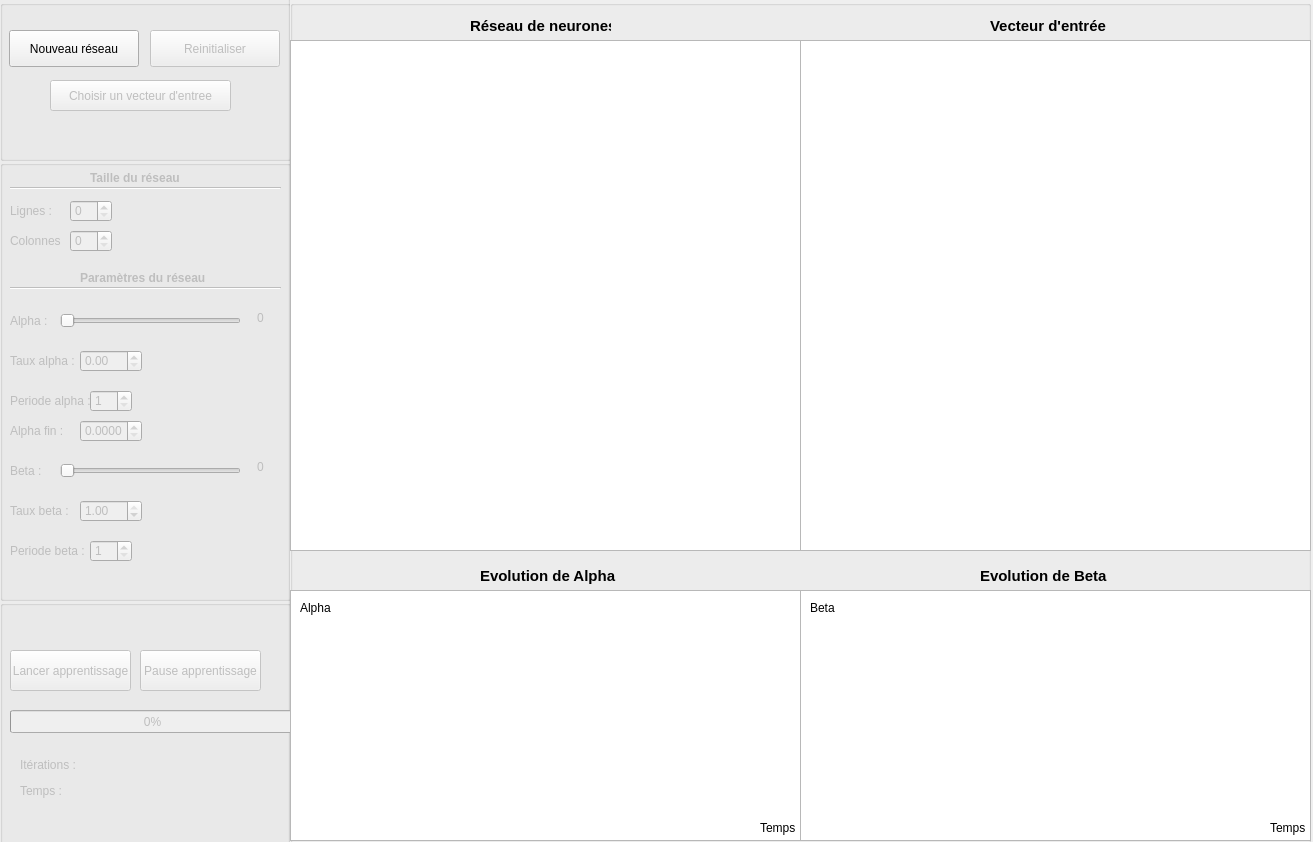
The window that Projet/PTUT/PTUT.ui (Asord/ProjetSOM) describes before a commit, drawn with Qt 5.
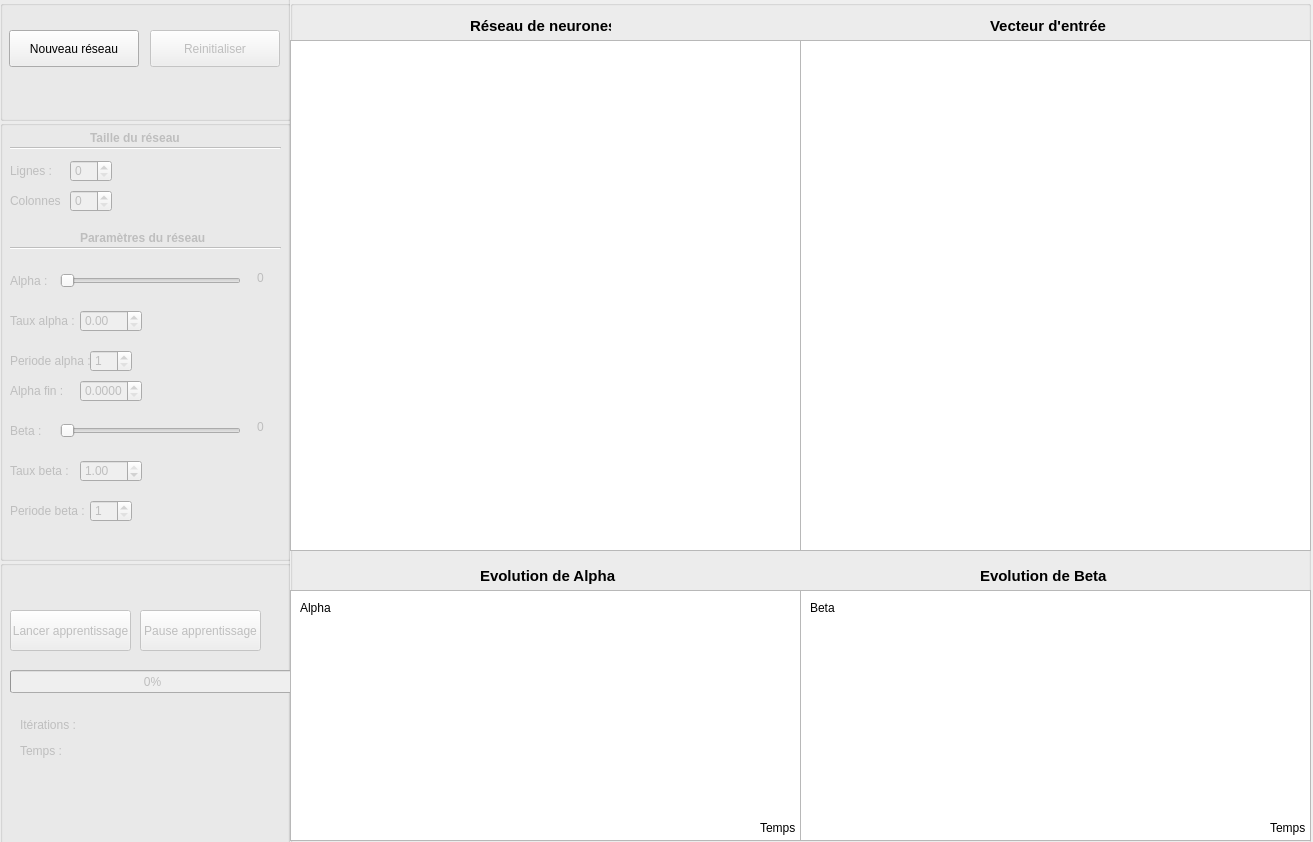
The same window after the commit.

Commit message: Amélioration interface: Retrait du bouton de chargement de dossiers, réorganisation, signal de nouveau réseau sur PTUT::openFile()

```diff
--- a/Projet/PTUT/PTUT.ui
+++ b/Projet/PTUT/PTUT.ui
@@ -29,7 +29,7 @@
     <property name="geometry">
      <rect>
       <x>10</x>
-      <y>180</y>
+      <y>140</y>
       <width>291</width>
       <height>441</height>
      </rect>
@@ -524,9 +524,9 @@
     <property name="geometry">
      <rect>
       <x>10</x>
-      <y>620</y>
+      <y>580</y>
       <width>291</width>
-      <height>251</height>
+      <height>291</height>
      </rect>
     </property>
     <property name="title">
@@ -622,31 +622,12 @@
       <x>10</x>
       <y>20</y>
       <width>291</width>
-      <height>161</height>
+      <height>121</height>
      </rect>
     </property>
     <property name="title">
      <string/>
     </property>
-    <widget class="QPushButton" name="OpenFile">
-     <property name="enabled">
-      <bool>false</bool>
-     </property>
-     <property name="geometry">
-      <rect>
-       <x>50</x>
-       <y>80</y>
-       <width>181</width>
-       <height>31</height>
-      </rect>
-     </property>
-     <property name="styleSheet">
-      <string notr="true"/>
-     </property>
-     <property name="text">
-      <string>Choisir un vecteur d'entree</string>
-     </property>
-    </widget>
     <widget class="QPushButton" name="Restart">
      <property name="enabled">
       <bool>false</bool>
```
Left out of the diff: 20 changed lines with no effect on the pictures.
